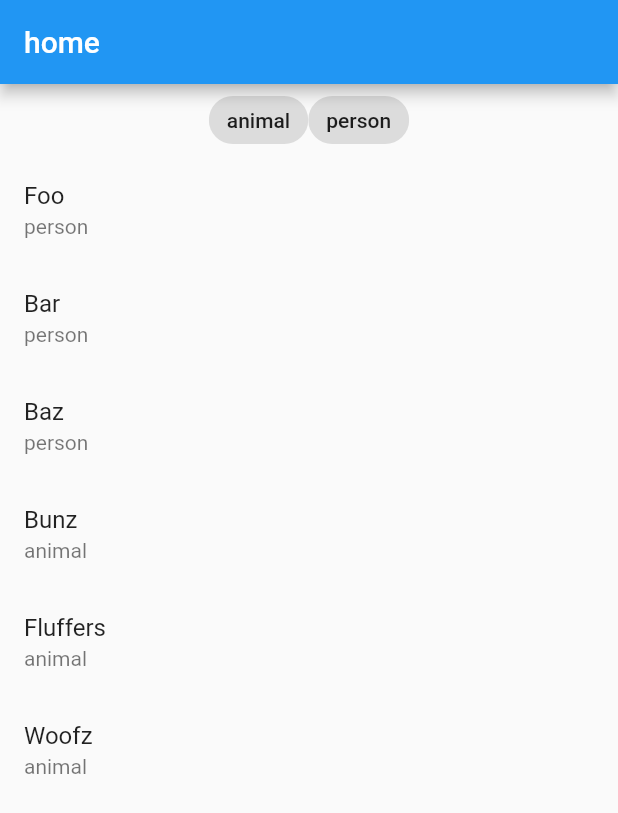
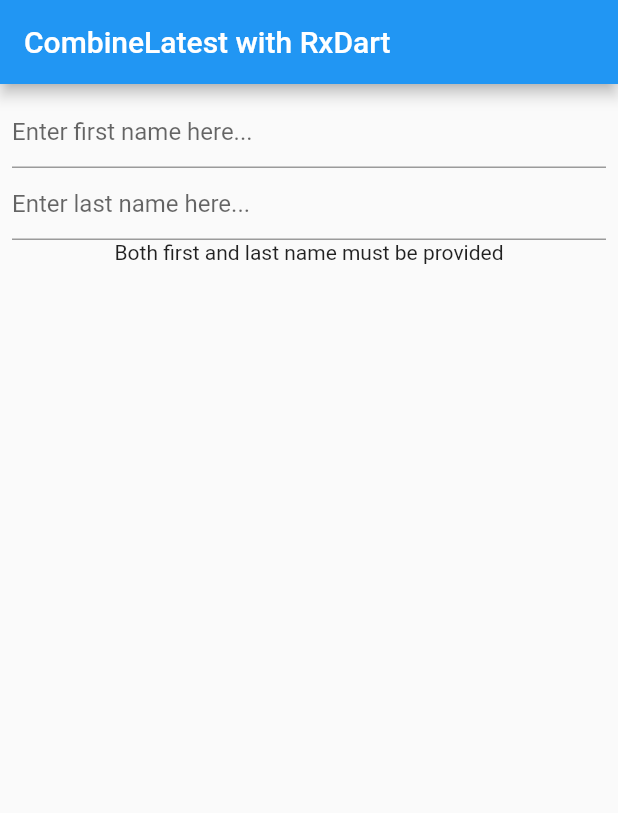
Before and after one commit to YaserH25/rxdart_examples, a Flutter app: the screen it shows after launch, on a phone screen of 412 x 824 dp. Shown: the top 813 px of the screen. Run offline on Flutter 3.47's test engine with Material 2 defaults, Android fonts, the phone set to English and light mode, and no system bars; our stand-ins replace rxdart.

Commit message:
using combineLatest and text field example with AsyncSnapshotBuilder

```diff
--- a/lib/main.dart
+++ b/lib/main.dart
@@ -11,61 +11,89 @@
   runApp(const MaterialApp(home: HomeApp()));
 }
 
-enum TypeOfThing { animal, person }
-
-@immutable
-class Thing {
-  final TypeOfThing type;
-  final String name;
-
-  const Thing({required this.type, required this.name});
-}
-
 @immutable
 class Bloc {
-  final Sink<TypeOfThing?> setTypeOfThing;
-  final Stream<TypeOfThing?> currentTypeOfThing;
-  final Stream<Iterable<Thing>> things;
+  final Sink<String?> setFirstName;
+  final Sink<String?> setLastName;
+  final Stream<String> fullName;
 
-  const Bloc._({
-    required this.setTypeOfThing,
-    required this.currentTypeOfThing,
-    required this.things,
-  });
+  const Bloc._(
+      {required this.setFirstName,
+      required this.setLastName,
+      required this.fullName});
 
   void dispose() {
-    setTypeOfThing.close();
+    setFirstName.close();
+    setLastName.close();
   }
 
-  factory Bloc({
-    required Iterable<Thing> things,
-  }) {
-    final typeOfThingsSubject = BehaviorSubject<TypeOfThing?>();
+  factory Bloc() {
+    final firstNameSubject = BehaviorSubject<String?>();
+    final lastNameSubject = BehaviorSubject<String?>();
 
-    final filteredThings = typeOfThingsSubject
-        .debounceTime(const Duration(milliseconds: 300))
-        .map<Iterable<Thing>>((typeOfThings) {
-      if (typeOfThings != null) {
-        return things.where((element) => element.type == typeOfThings);
+    final Stream<String> fullName = Rx.combineLatest2(
+        firstNameSubject.startWith(null), lastNameSubject.startWith(null),
+        (firstName, lastName) {
+      if (firstName != null &&
+          firstName.isNotEmpty &&
+          lastName != null &&
+          lastName.isNotEmpty) {
+        return '$firstName $lastName';
       } else {
-        return things;
+        return 'Both first and last name must be provided';
       }
-    }).startWith(things);
+    });
+
     return Bloc._(
-        setTypeOfThing: typeOfThingsSubject.sink,
-        currentTypeOfThing: typeOfThingsSubject.stream,
-        things: filteredThings);
+        setFirstName: firstNameSubject.sink,
+        setLastName: lastNameSubject.sink,
+        fullName: fullName);
   }
 }
 
-const things = [
-  Thing(type: TypeOfThing.person, name: 'Foo'),
-  Thing(type: TypeOfThing.person, name: 'Bar'),
-  Thing(type: TypeOfThing.person, name: 'Baz'),
-  Thing(type: TypeOfThing.animal, name: 'Bunz'),
-  Thing(type: TypeOfThing.animal, name: 'Fluffers'),
-  Thing(type: TypeOfThing.animal, name: 'Woofz'),
-];
+typedef AsyncSnapshotBuilderCallback<T> = Widget Function(
+    BuildContext context, T? value);
+
+class AsyncSnapshotBuilder<T> extends StatelessWidget {
+  final Stream<T> stream;
+  final AsyncSnapshotBuilderCallback<T>? onNone;
+  final AsyncSnapshotBuilderCallback<T>? onWaiting;
+  final AsyncSnapshotBuilderCallback<T>? onActive;
+  final AsyncSnapshotBuilderCallback<T>? onDone;
+
+  const AsyncSnapshotBuilder(
+      {Key? key,
+      required this.stream,
+      this.onNone,
+      this.onWaiting,
+      this.onActive,
+      this.onDone})
+      : super(key: key);
+
+  @override
+  Widget build(BuildContext context) {
+    return StreamBuilder<T>(
+      stream: stream,
+      builder: (context, snapshot) {
+        switch (snapshot.connectionState) {
+          case ConnectionState.none:
+            final callback = onNone ?? (_, __) => const SizedBox();
+            return callback(context, snapshot.data);
+          case ConnectionState.waiting:
+            final callback =
+                onWaiting ?? (_, __) => const CircularProgressIndicator();
+            return callback(context, snapshot.data);
+          case ConnectionState.active:
+            final callback = onActive ?? (_, __) => const SizedBox();
+            return callback(context, snapshot.data);
+          case ConnectionState.done:
+            final callback = onDone ?? (_, __) => const SizedBox();
+            return callback(context, snapshot.data);
+        }
+      },
+    );
+  }
+}
 
 class HomeApp extends StatefulWidget {
   const HomeApp({super.key});
@@ -80,7 +108,7 @@
   @override
   void initState() {
     super.initState();
-    bloc = Bloc(things: things);
+    bloc = Bloc();
   }
 
   @override
@@ -93,49 +121,30 @@
   Widget build(BuildContext context) {
     return Scaffold(
       appBar: AppBar(
-        title: const Text('home'),
+        title: const Text('CombineLatest with RxDart'),
       ),
-      body: Column(
-        children: [
-          StreamBuilder<TypeOfThing?>(
-            stream: bloc.currentTypeOfThing,
-            builder: (context, snapshot) {
-              final selectedTypeOfThing = snapshot.data;
-              return Wrap(
-                children: TypeOfThing.values
-                    .map(
-                      (typeOfThing) => FilterChip(
-                        selectedColor: Colors.blueAccent,
-                        onSelected: (selected) {
-                          final type = selected ? typeOfThing : null;
-                          bloc.setTypeOfThing.add(type);
-                        },
-                        label: Text(typeOfThing.name),
-                        selected: selectedTypeOfThing == typeOfThing,
-                      ),
-                    )
-                    .toList(),
-              );
-            },
-          ),
-          Expanded(
-              child: StreamBuilder<Iterable<Thing>>(
-            stream: bloc.things,
-            builder: (context, snapshot) {
-              final things = snapshot.data ?? [];
-              return ListView.builder(
-                itemCount: things.length,
-                itemBuilder: (context, index) {
-                  final thing = things.elementAt(index);
-                  return ListTile(
-                    title: Text(thing.name),
-                    subtitle: Text(thing.type.name),
-                  );
-                },
-              );
-            },
-          ))
-        ],
+      body: Padding(
+        padding: const EdgeInsets.all(8.0),
+        child: Column(
+          children: [
+            TextField(
+              decoration:
+                  const InputDecoration(hintText: 'Enter first name here...'),
+              onChanged: bloc.setFirstName.add,
+            ),
+            TextField(
+              decoration:
+                  const InputDecoration(hintText: 'Enter last name here...'),
+              onChanged: bloc.setLastName.add,
+            ),
+            AsyncSnapshotBuilder<String>(
+              stream: bloc.fullName,
+              onActive: (context, value) {
+                return Text(value ?? '');
+              },
+            )
+          ],
+        ),
       ),
     );
   }
```
